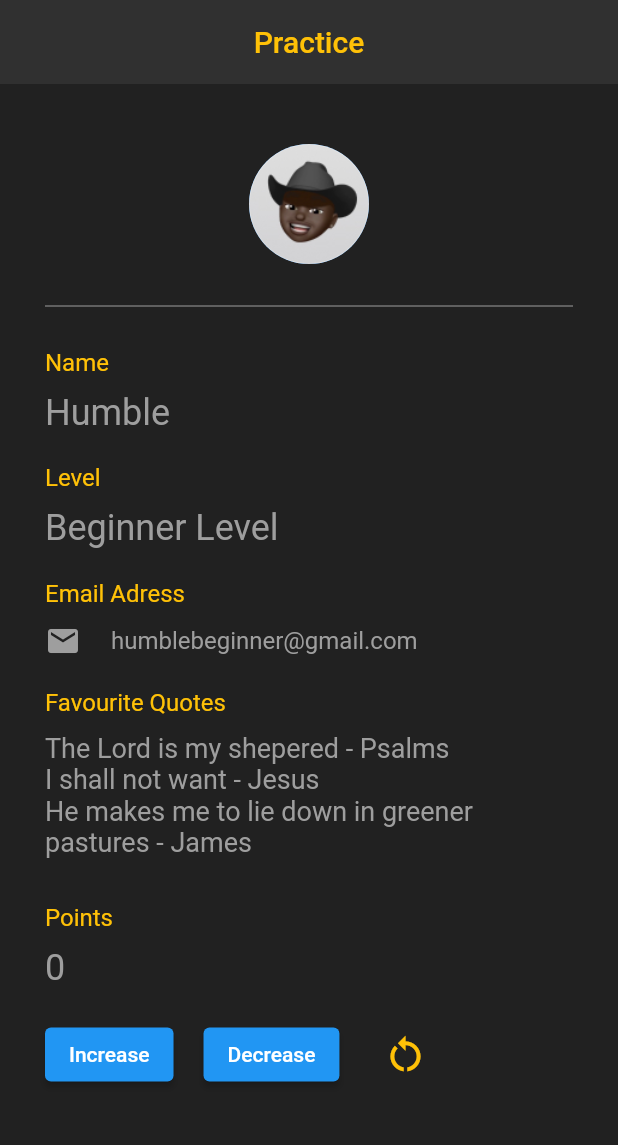
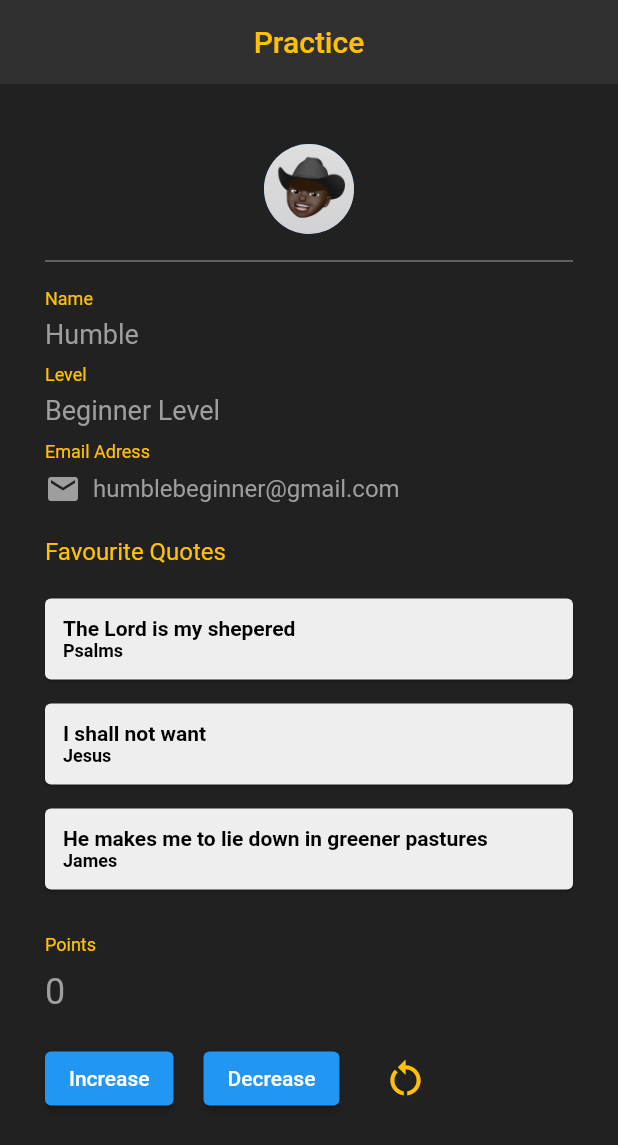
Before and after one commit to HumbleGh/HID, a Flutter app: the screen it shows after launch, on a phone screen of 412 x 824 dp. Shown: the top 1145 px of the screen. Run offline on Flutter 3.47's test engine with Material 2 defaults, Android fonts, the phone set to English and light mode, and no system bars.

Commit message:
used custom class (card) for favourite quotes

```diff
--- a/lib/main.dart
+++ b/lib/main.dart
@@ -23,6 +23,35 @@
     Quote(text: 'He makes me to lie down in greener pastures', author: 'James'),
   ];
 
+  Widget quoteTemplate(quote) {
+    return Card(
+      margin: const EdgeInsets.fromLTRB(0.0, 16.0, 0.0, 0.0),
+      color: Colors.grey[200],
+      child: Padding(
+        padding: const EdgeInsets.all(12.0),
+        child: Column(
+          crossAxisAlignment: CrossAxisAlignment.stretch,
+          children: [
+            Text(
+              quote.text,
+              style: const TextStyle(
+                  color: Colors.black,
+                  fontSize: 14.0,
+                  fontWeight: FontWeight.bold),
+            ),
+            Text(
+              quote.author,
+              style: const TextStyle(
+                  color: Colors.black,
+                  fontSize: 12.0,
+                  fontWeight: FontWeight.bold),
+            ),
+          ],
+        ),
+      ),
+    );
+  }
+
   @override
   Widget build(BuildContext context) {
     return Scaffold(
@@ -45,71 +74,71 @@
                 backgroundImage: AssetImage(
                   'assets/image1.jpg',
                 ),
-                radius: 40.0,
+                radius: 30.0,
               ),
             ),
             const SizedBox(
-              height: 20.0,
+              height: 10.0,
             ),
             const Divider(
               color: Colors.grey,
             ),
             const SizedBox(
-              height: 20.0,
+              height: 10.0,
             ),
             const Text(
               'Name',
               style: TextStyle(
                 color: Colors.amber,
                 // letterSpacing: 2.0,
-                fontSize: 16.0,
+                fontSize: 12.0,
+              ),
+            ),
+            const SizedBox(
+              height: 6.0,
+            ),
+            const Text(
+              'Humble',
+              style: TextStyle(
+                color: Colors.grey,
+                // letterSpacing: 2.0,
+                fontSize: 18.0,
               ),
             ),
             const SizedBox(
               height: 10.0,
             ),
             const Text(
-              'Humble',
-              style: TextStyle(
-                color: Colors.grey,
-                // letterSpacing: 2.0,
-                fontSize: 24.0,
-              ),
-            ),
-            const SizedBox(
-              height: 20.0,
-            ),
-            const Text(
               'Level',
               style: TextStyle(
                 color: Colors.amber,
                 // letterSpacing: 2.0,
-                fontSize: 16.0,
+                fontSize: 12.0,
+              ),
+            ),
+            const SizedBox(
+              height: 6.0,
+            ),
+            const Text(
+              'Beginner Level',
+              style: TextStyle(
+                color: Colors.grey,
+                // letterSpacing: 2.0,
+                fontSize: 18.0,
               ),
             ),
             const SizedBox(
               height: 10.0,
             ),
             const Text(
-              'Beginner Level',
+              'Email Adress',
               style: TextStyle(
-                color: Colors.grey,
-                // letterSpacing: 2.0,
-                fontSize: 24.0,
+                color: Colors.amber,
+                fontSize: 12.0,
               ),
             ),
             const SizedBox(
-              height: 20.0,
-            ),
-            const Text(
-              'Email Adress',
-              style: TextStyle(
-                color: Colors.amber,
-                fontSize: 16.0,
-              ),
-            ),
-            const SizedBox(
-              height: 10.0,
+              height: 6.0,
             ),
             const Row(
               children: [
@@ -118,7 +147,7 @@
                   color: Colors.grey,
                 ),
                 SizedBox(
-                  width: 20.0,
+                  width: 8.0,
                 ),
                 Text(
                   'humblebeginner@gmail.com',
@@ -140,19 +169,11 @@
               ),
             ),
             const SizedBox(
-              height: 10.0,
+              height: 6.0,
             ),
             Column(
               crossAxisAlignment: CrossAxisAlignment.start,
-              children: quotes.map((quote) {
-                return Text(
-                  '${quote.text} - ${quote.author}',
-                  style: const TextStyle(
-                    color: Colors.grey,
-                    fontSize: 18.0,
-                  ),
-                );
-              }).toList(),
+              children: quotes.map((quote) => quoteTemplate(quote)).toList(),
             ),
             const SizedBox(
               height: 10.0,
@@ -164,7 +185,7 @@
               'Points',
               style: TextStyle(
                 color: Colors.amber,
-                fontSize: 16.0,
+                fontSize: 12.0,
               ),
             ),
             const SizedBox(
```
